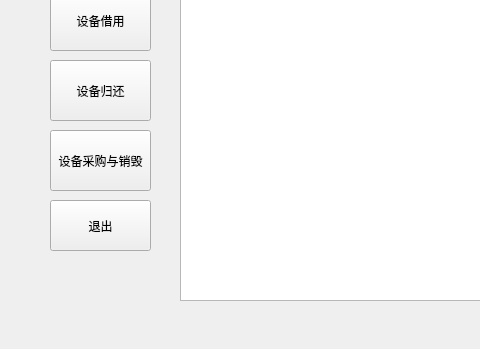
This is src/mainwindow.ui in guanqian1994/EquipmentManagementSystem as Qt 5 draws it before an edit; both pictures show x 0 to 480 and y 177 to 526 of the 940 by 526 pixel window. The edited form follows.
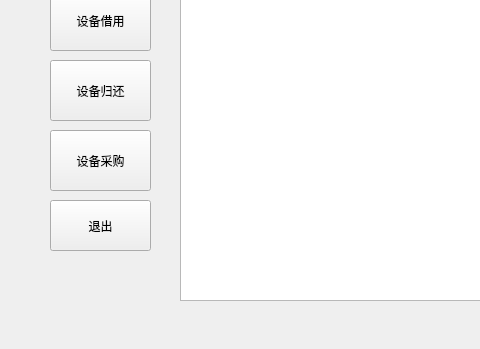
This is the edited form.

```diff
--- a/src/mainwindow.ui
+++ b/src/mainwindow.ui
@@ -73,7 +73,7 @@
      </rect>
     </property>
     <property name="text">
-     <string>设备采购与销毁</string>
+     <string>设备采购</string>
     </property>
    </widget>
    <widget class="QPushButton" name="pushButton_5">
```
Left out of the diff: 12 changed lines with no effect on the pictures.
